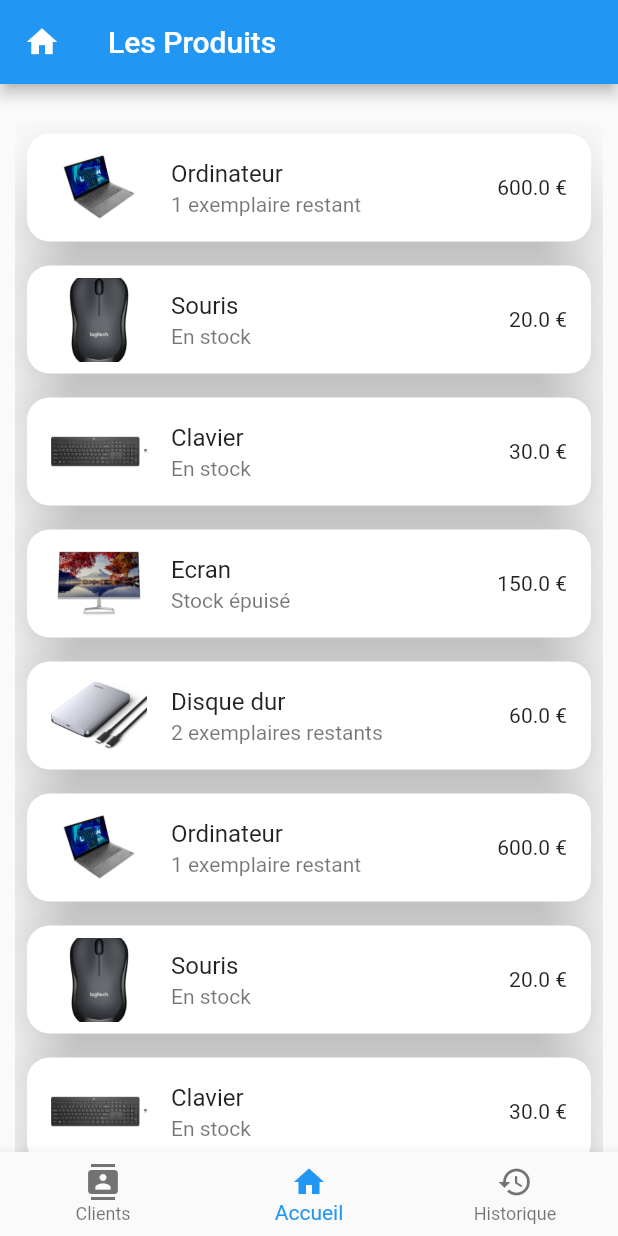
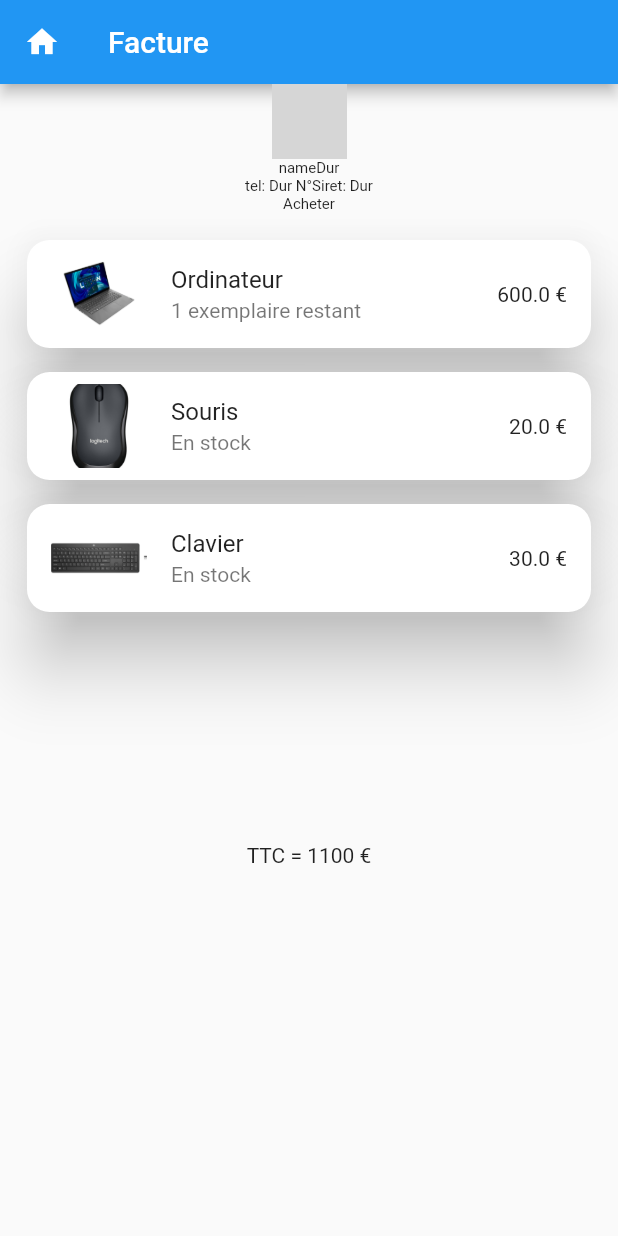
Before and after one commit to SantrainAlex/Alexis-Lucas, a Flutter app: the screen it shows after launch, on a phone screen of 412 x 824 dp. Run offline on Flutter 3.47's test engine with Material 2 defaults, Android fonts, the phone set to English and light mode, and no system bars; grey boxes are pictures that could not be loaded.

Commit message:
mise en place page facture

```diff
--- a/lib/main.dart
+++ b/lib/main.dart
@@ -1,9 +1,11 @@
 import 'package:alexislucas/provider/ArticleModal.dart';
 import 'package:alexislucas/provider/ContactModal.dart';
+import 'package:alexislucas/screen/Facture.dart';
 import 'package:flutter/material.dart';
 import 'package:provider/provider.dart';
 
-import 'footer.dart';
+import 'screen/footer.dart';
+import 'modal/Article.dart';
 
 void main() {
   runApp(
@@ -31,7 +33,7 @@ class MyApp extends StatelessWidget {
       theme: ThemeData(
         primarySwatch: Colors.blue,
       ),
-      home: MyStatefulWidget(),
+      home: Facture(),
     );
   }
 }
--- /dev/null
+++ b/lib/screen/Facture.dart
@@ -0,0 +1,89 @@
+import 'package:flutter/material.dart';
+import 'package:provider/provider.dart';
+
+import '../modal/Article.dart';
+import '../provider/ArticleModal.dart';
+class Facture extends StatefulWidget {
+  const Facture({Key? key}) : super(key: key);
+
+  @override
+  State<Facture> createState() => _FactureState();
+}
+
+class _FactureState extends State<Facture> {
+  @override
+  Widget build(BuildContext context) {
+    return Scaffold(
+      appBar: AppBar(
+        leading: Icon(Icons.home, color: Colors.white),
+        title: Text("Facture "),
+      ),
+      body: Container(
+        height: MediaQuery.of(context).size.height,
+        child: Column(
+          children: [
+            Container(
+              child: Image(
+                image: AssetImage('/images/contact.png'),
+                height: 50,
+              ),
+            ),
+            Text('nameDur', style: TextStyle(fontSize: 10)),
+            Text(
+              'tel: Dur N°Siret: Dur',
+              style: TextStyle(fontSize: 10),
+            ),
+            Text(
+              'Acheter',
+              style: TextStyle(fontSize: 10),
+            ),
+            Container(
+              height: 400,
+              margin: EdgeInsets.all(10),
+              child: Consumer<ArticleModal>(
+                  builder: (context, articleModal, child) {
+                    List<Article> articles = articleModal.articles;
+                    return ListView.builder(
+                      itemCount: 3,
+                      itemBuilder: (context, index) {
+                        Article currentArticle = articles[index];
+                        return Card(
+                          elevation: 20,
+                          margin: EdgeInsets.all(8),
+                          shape: RoundedRectangleBorder(
+                              borderRadius: BorderRadius.circular(15.0)),
+                          child: ListTile(
+                            leading: ConstrainedBox(
+                              constraints: BoxConstraints(
+                                minWidth: 64,
+                                minHeight: 44,
+                                maxWidth: 64,
+                                maxHeight: 64,
+                              ),
+                              child: Image.asset(currentArticle.image,
+                                  fit: BoxFit.cover),
+                            ),
+                            title: Text(currentArticle.nom),
+                            subtitle: (currentArticle.quantite >= 4)
+                                ? Text("En stock")
+                                : (currentArticle.quantite < 4 &&
+                                currentArticle.quantite > 1)
+                                ? Text(
+                                "${currentArticle.quantite} exemplaires restants")
+                                : (currentArticle.quantite == 1)
+                                ? Text("1 exemplaire restant")
+                                : Text("Stock épuisé"),
+                            trailing: Text("${currentArticle.prix} €"),
+                          ),
+                        );
+                      },
+                    );
+                  }),
+            ),
+            Text('TTC = 1100 €')
+          ],
+        ),
+      ),
+    );
+  }
+}
```
Also changed, not shown: lib/screen/footer.dart (renamed from lib/footer.dart).
